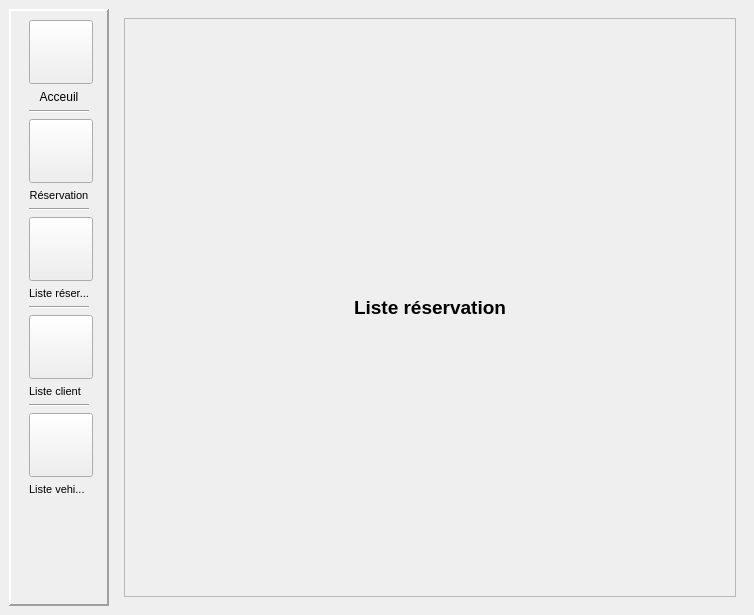
Before: the Qt Designer form src/views/MainWindow.ui in DinaTolotra/QReservation, drawn with Qt 5.
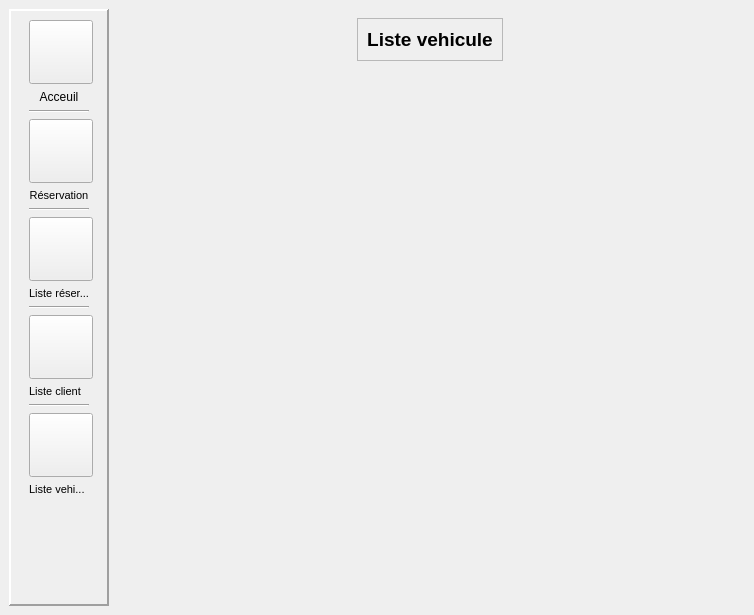
After: the same form once the commit is applied. Icons and pictures are not drawn.

Commit message: list and filter vehicle

The edit to the form file:
```diff
--- a/src/views/MainWindow.ui
+++ b/src/views/MainWindow.ui
@@ -373,7 +373,7 @@
     <item>
      <widget class="QStackedWidget" name="mainStack">
       <property name="currentIndex">
-       <number>2</number>
+       <number>4</number>
       </property>
       <widget class="QWidget" name="welcomePage">
        <layout class="QVBoxLayout" name="verticalLayout_3">
@@ -694,6 +694,110 @@
         </item>
        </layout>
       </widget>
+      <widget class="QWidget" name="vehicleListPage">
+       <layout class="QGridLayout" name="gridLayout_2">
+        <item row="0" column="1">
+         <widget class="QFrame" name="frame_6">
+          <property name="sizePolicy">
+           <sizepolicy hsizetype="Preferred" vsizetype="Minimum">
+            <horstretch>0</horstretch>
+            <verstretch>0</verstretch>
+           </sizepolicy>
+          </property>
+          <property name="frameShape">
+           <enum>QFrame::Shape::StyledPanel</enum>
+          </property>
+          <property name="frameShadow">
+           <enum>QFrame::Shadow::Raised</enum>
+          </property>
+          <layout class="QVBoxLayout" name="verticalLayout_10">
+           <item>
+            <widget class="QLabel" name="vehListLbl">
+             <property name="sizePolicy">
+              <sizepolicy hsizetype="Preferred" vsizetype="Minimum">
+               <horstretch>0</horstretch>
+               <verstretch>0</verstretch>
+              </sizepolicy>
+             </property>
+             <property name="font">
+              <font>
+               <pointsize>14</pointsize>
+               <bold>true</bold>
+              </font>
+             </property>
+             <property name="text">
+              <string>Liste vehicule</string>
+             </property>
+             <property name="alignment">
+              <set>Qt::AlignmentFlag::AlignCenter</set>
+             </property>
+            </widget>
+           </item>
+          </layout>
+         </widget>
+        </item>
+        <item row="1" column="1">
+         <spacer name="spc_5">
+          <property name="orientation">
+           <enum>Qt::Orientation::Vertical</enum>
+          </property>
+          <property name="sizeType">
+           <enum>QSizePolicy::Policy::Minimum</enum>
+          </property>
+          <property name="sizeHint" stdset="0">
+           <size>
+            <width>20</width>
+            <height>50</height>
+           </size>
+          </property>
+         </spacer>
+        </item>
+        <item row="2" column="0">
+         <spacer name="spc_7">
+          <property name="orientation">
+           <enum>Qt::Orientation::Horizontal</enum>
+          </property>
+          <property name="sizeHint" stdset="0">
+           <size>
+            <width>221</width>
+            <height>20</height>
+           </size>
+          </property>
+         </spacer>
+        </item>
+        <item row="2" column="2">
+         <spacer name="spc_6">
+          <property name="orientation">
+           <enum>Qt::Orientation::Horizontal</enum>
+          </property>
+          <property name="sizeHint" stdset="0">
+           <size>
+            <width>221</width>
+            <height>20</height>
+           </size>
+          </property>
+         </spacer>
+        </item>
+        <item row="3" column="1">
+         <spacer name="spc_8">
+          <property name="orientation">
+           <enum>Qt::Orientation::Vertical</enum>
+          </property>
+          <property name="sizeHint" stdset="0">
+           <size>
+            <width>20</width>
+            <height>243</height>
+           </size>
+          </property>
+         </spacer>
+        </item>
+        <item row="2" column="1">
+         <widget class="QWidget" name="vehListContainer" native="true">
+          <layout class="QVBoxLayout" name="verticalLayout_11"/>
+         </widget>
+        </item>
+       </layout>
+      </widget>
      </widget>
     </item>
    </layout>
```
The commit also changes 16 other files.
